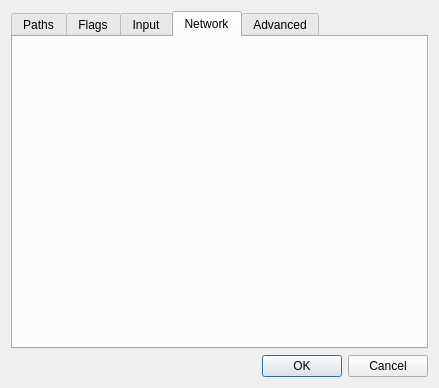
dracc/YAXF, file config.ui: the form before one commit.
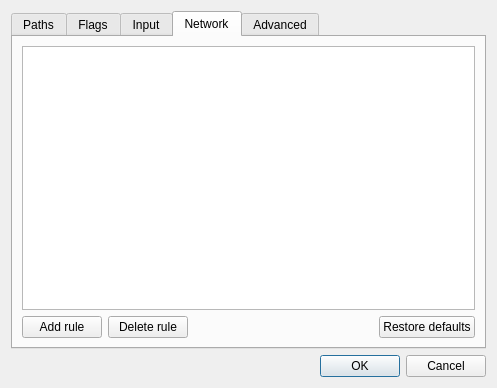
The form after the commit. The open tabs and pages were chosen to show the change.

Diff of the .ui file:
```diff
--- a/config.ui
+++ b/config.ui
@@ -6,7 +6,7 @@
    <rect>
     <x>0</x>
     <y>0</y>
-    <width>439</width>
+    <width>497</width>
     <height>388</height>
    </rect>
   </property>
@@ -369,6 +369,45 @@
       <attribute name="title">
        <string>Network</string>
       </attribute>
+      <layout class="QGridLayout" name="gridLayout_3">
+       <item row="1" column="0">
+        <widget class="QPushButton" name="addNetworkRule_button">
+         <property name="text">
+          <string>Add rule</string>
+         </property>
+        </widget>
+       </item>
+       <item row="1" column="2">
+        <spacer name="horizontalSpacer">
+         <property name="orientation">
+          <enum>Qt::Horizontal</enum>
+         </property>
+         <property name="sizeHint" stdset="0">
+          <size>
+           <width>40</width>
+           <height>20</height>
+          </size>
+         </property>
+        </spacer>
+       </item>
+       <item row="1" column="1">
+        <widget class="QPushButton" name="remNetworkRule_button">
+         <property name="text">
+          <string>Delete rule</string>
+         </property>
+        </widget>
+       </item>
+       <item row="1" column="3">
+        <widget class="QPushButton" name="resNetworkRule_button">
+         <property name="text">
+          <string>Restore defaults</string>
+         </property>
+        </widget>
+       </item>
+       <item row="0" column="0" colspan="4">
+        <widget class="QTableView" name="netRules"/>
+       </item>
+      </layout>
      </widget>
      <widget class="QWidget" name="tab_5">
       <attribute name="title">
```
Left out of the diff: 22 changed lines with no effect on the pictures.
